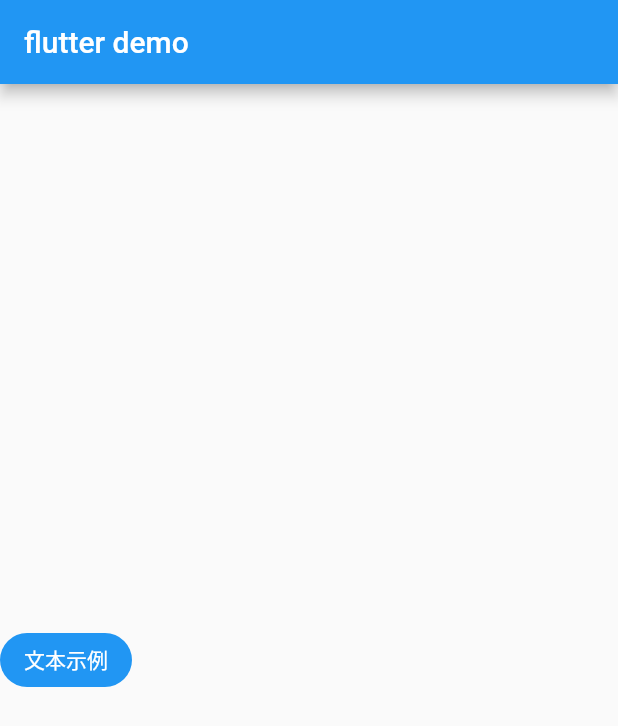
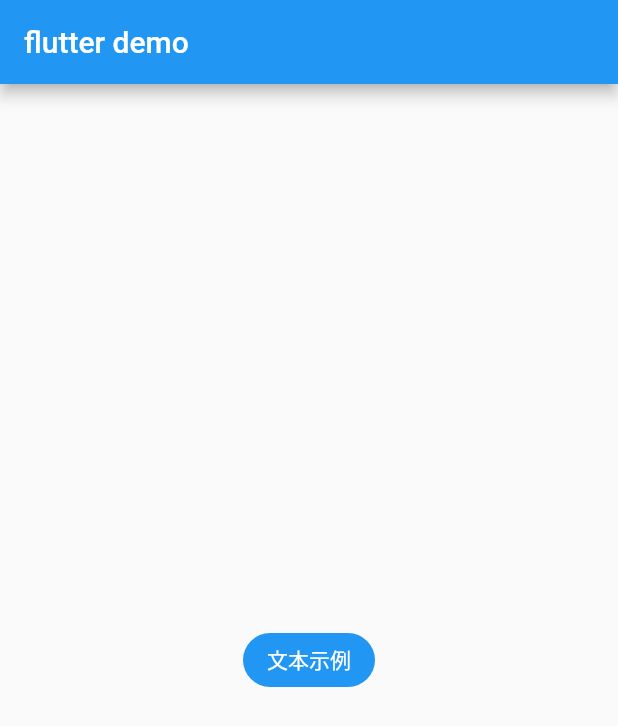
Before and after one commit to chenqf/flutter_widget_demo, a Flutter app: the screen it shows after launch, on a phone screen of 412 x 824 dp. Shown: the top 726 px of the screen. Run offline on Flutter 3.47's test engine with Material 2 defaults, Android fonts, the phone set to English and light mode, and no system bars.

Commit message:
第一个组件 Text 简单相关内容

```diff
--- a/lib/main.dart
+++ b/lib/main.dart
@@ -31,7 +31,8 @@ class _MyHomePageState extends State<MyHomePage> {
       appBar: new AppBar(
         title: new Text(widget.title),
       ),
-      body: new Column(
+      body: Center(
+        child: new Column(
           mainAxisAlignment: MainAxisAlignment.center,
           children: <Widget>[
             new FlatButton(
@@ -51,6 +52,7 @@ class _MyHomePageState extends State<MyHomePage> {
               },
             )
           ],
+        ),
       )
     );
   }
```
Lines whose indentation alone changed are shown as unchanged.
